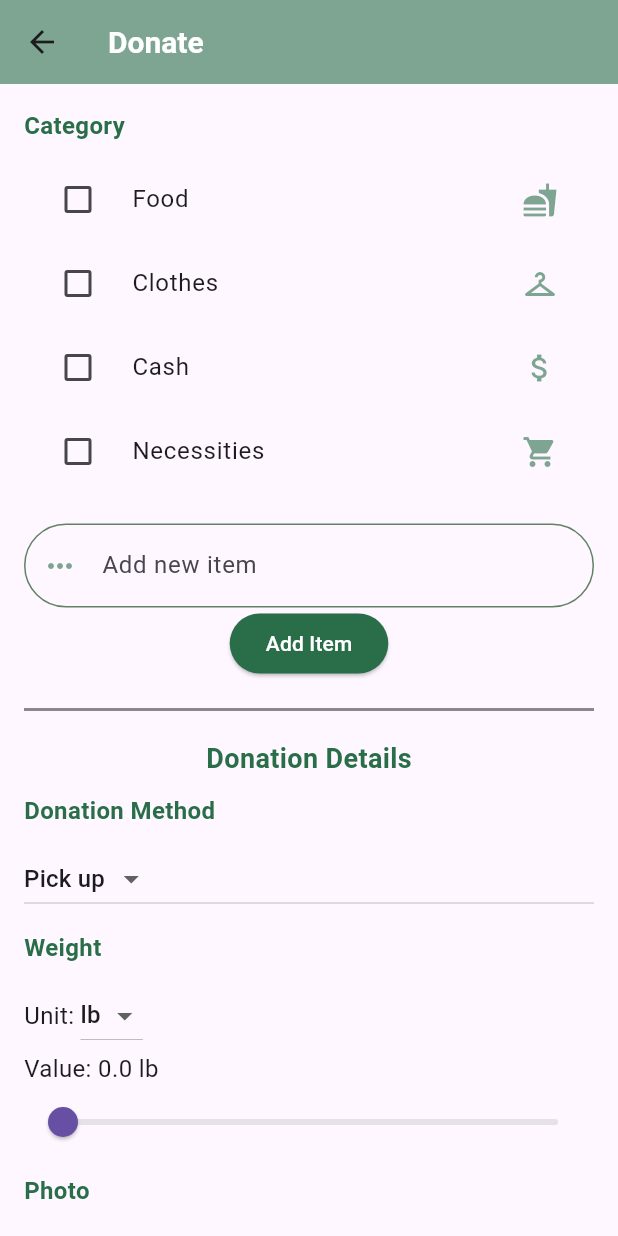
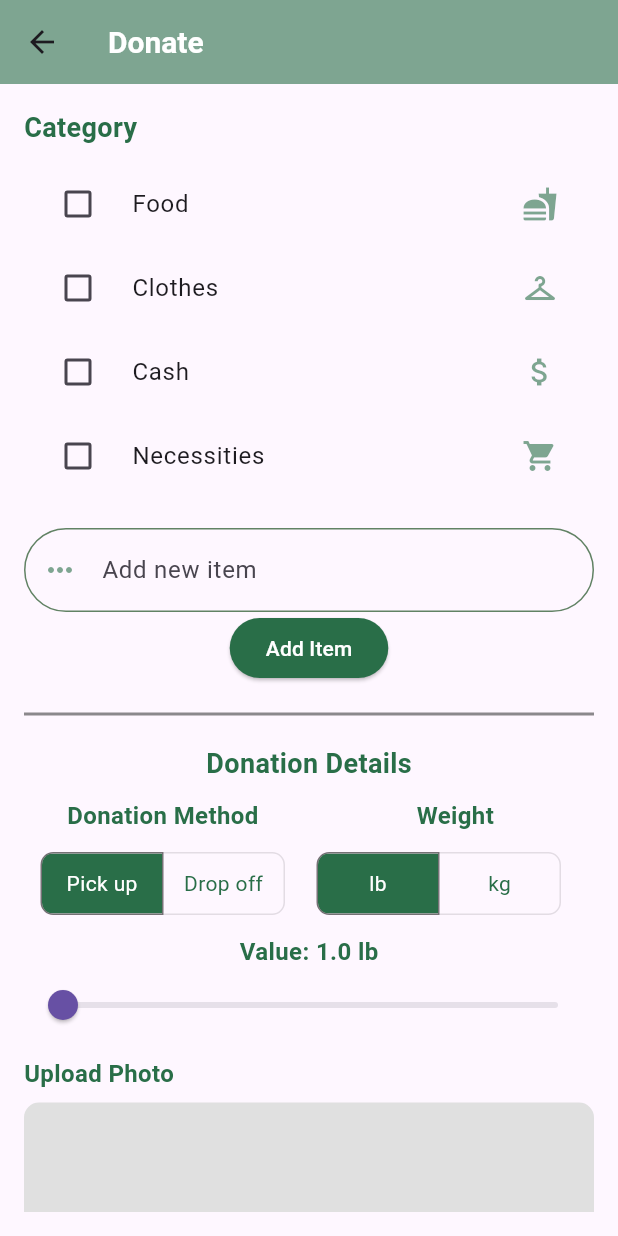
Before and after one commit to ICS-CMSC-23/project-Vivekjeet, a Flutter app: the DonorDonate screen opened by its route, on a phone screen of 412 x 824 dp. Run offline on Flutter 3.47's test engine with Material 3 defaults, Android fonts, the phone set to English and light mode, and no system bars; our stand-ins replace cloud_firestore, email_validator, firebase_auth, firebase_core, firebase_storage, google_nav_bar and 5 more; accounts and stored records are empty.

Commit message:
fix: fixed merge conflicts in donate page

```diff
--- a/project/lib/screens/donor/donor_donate.dart
+++ b/project/lib/screens/donor/donor_donate.dart
@@ -13,7 +13,7 @@ import 'package:project/providers/donation_provider.dart';
 import 'package:provider/provider.dart';
 import 'package:project/models/donation_model.dart';
 import 'package:project/models/user_model.dart';
-// import 'package:qr_flutter/qr_flutter.dart';
+import 'package:qr_flutter/qr_flutter.dart';
 
 class Constants {
   // Primary color
@@ -31,6 +31,8 @@ class DonorDonate extends StatefulWidget {
 
 class _DonorDonateState extends State<DonorDonate> {
   final _formKey = GlobalKey<FormState>();
+
+  final DocumentReference _currentDonorId = FirebaseFirestore.instance.doc('users/${FirebaseAuth.instance.currentUser!.uid}');
 
   final Map<String, Icon> _categoryIcons = {
     'Food': Icon(Icons.fastfood, color: Constants.iconColor),
@@ -56,6 +58,11 @@ class _DonorDonateState extends State<DonorDonate> {
   TextEditingController _contactController = TextEditingController();
 
   List<TextEditingController> _addressControllers = [];
+
+  String _qrCodeData = "";
+  String? donationId;
+  bool showQr = false;
+  List<String> temp = [];
 
   @override
   void initState() {
@@ -119,7 +126,7 @@ class _DonorDonateState extends State<DonorDonate> {
               Text(
                 'Category',
                 style: TextStyle(
-                    fontSize: 16,
+                    fontSize: 18,
                     fontWeight: FontWeight.bold,
                     color: Constants.primaryColor),
               ),
@@ -147,6 +154,11 @@ class _DonorDonateState extends State<DonorDonate> {
                 ),
               ),
               SizedBox(height: 10),
+              Row(
+                children: [
+                  Expanded(
+                      child: Column(
+                    children: [
                       Text(
                         'Donation Method',
                         style: TextStyle(
@@ -156,7 +168,12 @@ class _DonorDonateState extends State<DonorDonate> {
                       ),
                       SizedBox(height: 10),
                       _buildDonationMethod(),
-              SizedBox(height: 10),
+                    ],
+                  )),
+                  SizedBox(width: 10),
+                  Expanded(
+                    child: Column(
+                      children: [
                         Text(
                           'Weight',
                           style: TextStyle(
@@ -166,6 +183,12 @@ class _DonorDonateState extends State<DonorDonate> {
                         ),
                         SizedBox(height: 10),
                         _buildWeightUnit(),
+                      ],
+                    ),
+                  ),
+                ],
+              ),
+              SizedBox(height: 10),
               _buildWeightField(),
               SizedBox(height: 10),
               _buildPhotoField(),
@@ -180,15 +203,32 @@ class _DonorDonateState extends State<DonorDonate> {
                     color: Constants.primaryColor),
               ),
               SizedBox(height: 10),
-              _buildDatePicker(context),
-              _buildTimePicker(context),
-              Divider(
-                color: Constants.blackColor.withOpacity(
-                    0.45), // Change the color to your desired divider color
-                thickness: 2.0, // Adjust the thickness of the divider
-                height:
-                    20.0, // Adjust the height between the text and the divider
+               Row(
+                children: [
+                  Expanded(
+                      child: Container(
+                    decoration: BoxDecoration(
+                      border: Border.all(
+                        color: Constants.iconColor,
                       ),
+                      borderRadius: BorderRadius.circular(50),
+                    ),
+                    child: _buildDatePicker(context),
+                  )),
+                  SizedBox(width: 5),
+                  Expanded(
+                      child: Container(
+                    decoration: BoxDecoration(
+                      border: Border.all(
+                        color: Constants.iconColor,
+                      ),
+                      borderRadius: BorderRadius.circular(50),
+                    ),
+                    child: _buildTimePicker(context),
+                  )),
+                ], // Adjust the height between the text and the divider
+              ),
+              SizedBox(height: 10),
               Visibility(
                 child: Column(
                     crossAxisAlignment: CrossAxisAlignment.start, // Ensures left alignment
@@ -228,6 +268,30 @@ class _DonorDonateState extends State<DonorDonate> {
                 visible: _isPickup
               ),
               SizedBox(height: 30),
+               SizedBox(height: 10), // Adjust as needed
+              Visibility(
+                  child: Column(children: [
+                    Divider(
+                      color: Constants.blackColor.withOpacity(
+                          0.45), // Change the color to your desired divider color
+                      thickness: 2.0, // Adjust the thickness of the divider
+                      height:
+                          20.0, // Adjust the height between the text and the divider
+                    ),
+                    SizedBox(height: 10),
+                    Text(
+                      'QR Code',
+                      style: TextStyle(
+                          fontSize: 16,
+                          fontWeight: FontWeight.bold,
+                          color: Constants.primaryColor),
+                    ),
+                    SizedBox(height: 10),
+                    SizedBox(height: 20),
+                    _buildQRCodeGenerator(context),
+                    SizedBox(height: 30),
+                  ]),
+                  visible: showQr),
               _buildDonateButton(context),
             ],
           ),
@@ -310,32 +374,40 @@ class _DonorDonateState extends State<DonorDonate> {
   //     ),
 
   Widget _buildDonationMethod() {
-    return DropdownButton<String>(
-      value: _donationMethod,
-      onChanged: (String? newValue) {
+    return ToggleButtons(
+      borderRadius: const BorderRadius.all(Radius.circular(8)),
+      selectedBorderColor: Constants.blackColor,
+      selectedColor: Colors.white,
+      fillColor: Constants.primaryColor,
+      color: Constants.primaryColor,
+      constraints: const BoxConstraints(
+        minHeight: 40.0,
+        minWidth: 80.0,
+      ),
+      isSelected: [_donationMethod == 'Pick up', _donationMethod == 'Drop off'],
+      onPressed: (int index) {
         setState(() {
-          _donationMethod = newValue!;
+          _donationMethod = index == 0 ? 'Pick up' : 'Drop off';
           if (_donationMethod == 'Pick up') {
             _isPickup = true;
+            showQr = false;
           } else {
             _isPickup = false;
           }
         });
       },
-      items: <String>['Pick up', 'Drop off'].map((String value) {
-        return DropdownMenuItem<String>(
-          value: value,
-          child: Text(value),
-        );
-      }).toList(),
+      children: const <Widget>[
+        Text('Pick up'),
+        Text('Drop off'),
+      ],
     );
   }
 
   Widget _buildDatePicker(BuildContext context) {
     return ListTile(
-      leading: Text('Date'),
-      title: Text('${DateFormat('yyyy-MM-dd').format(_selectedDate)}'),
-      trailing: Icon(Icons.calendar_today),
+      leading: Icon(Icons.calendar_today, color: Constants.iconColor),
+      title: Text('${DateFormat('yyyy-MM-dd').format(_selectedDate)}',
+      style: TextStyle(fontSize: 16, fontWeight: FontWeight.bold)),
       onTap: () async {
         DateTime? picked = await showDatePicker(
           context: context,
@@ -354,9 +426,9 @@ class _DonorDonateState extends State<DonorDonate> {
 
   Widget _buildTimePicker(BuildContext context) {
     return ListTile(
-      leading: Text('Time'),
-      title: Text('${_selectedTime.format(context)}'),
-      trailing: Icon(Icons.access_time),
+      leading: Icon(Icons.access_time, color: Constants.iconColor),
+      title: Text('${_selectedTime.format(context)}',
+      style: TextStyle(fontSize: 16, fontWeight: FontWeight.bold)),
       onTap: () async {
         TimeOfDay? picked = await showTimePicker(
           context: context,
@@ -374,35 +446,40 @@ class _DonorDonateState extends State<DonorDonate> {
   Widget _buildWeightUnit() {
     return Row(
       children: [
-        Text('Unit: ',
-              style: TextStyle(fontSize: 16),),
-        DropdownButton<String>(
-          value: _weightUnit,
-          items: ['lb', 'kg'].map((String value) {
-            return DropdownMenuItem<String>(
-              value: value,
-              child: Text(value),
-            );
-          }).toList(),
-          onChanged: (String? newValue) {
+        ToggleButtons(
+          borderRadius: const BorderRadius.all(Radius.circular(8)),
+          selectedBorderColor: Constants.blackColor,
+          selectedColor: Colors.white,
+          fillColor: Constants.primaryColor,
+          color: Constants.primaryColor,
+          constraints: const BoxConstraints(
+            minHeight: 40.0,
+            minWidth: 80.0,
+          ),
+          isSelected: [_weightUnit == 'lb', _weightUnit == 'kg'],
+          onPressed: (int index) {
             setState(() {
-              _weightUnit = newValue!;
+             _weightUnit = index == 0 ? 'lb' : 'kg';
             });
           },
+          children: const <Widget>[
+            Text('lb'),
+            Text('kg'),
+          ],
         ),
       ],
     );
   }
 
-  double _weightValue = 0.0;
+  double _weightValue = 1.0;
 
   Widget _buildWeightField() {
     return Column(
-    crossAxisAlignment: CrossAxisAlignment.start,
+      crossAxisAlignment: CrossAxisAlignment.center,
       children: [
         Text(
           'Value: ${_weightValue.toStringAsFixed(1)} $_weightUnit',
-        style: TextStyle(fontSize: 16),
+          style: TextStyle(fontSize: 16, fontWeight: FontWeight.bold, color: Constants.primaryColor),
         ),
         Slider(
           value: _weightValue,
@@ -411,7 +488,7 @@ class _DonorDonateState extends State<DonorDonate> {
               _weightValue = newValue;
             });
           },
-        min: 0.0,
+          min: 1.0,
           max: 100.0,
           divisions: 100,
           label: '${_weightValue.toStringAsFixed(1)} $_weightUnit',
@@ -447,23 +524,31 @@ class _DonorDonateState extends State<DonorDonate> {
         Padding(
           padding: const EdgeInsets.only(bottom: 8.0),
           child: Text(
-          'Photo',
-          style: TextStyle(fontSize: 16, fontWeight: FontWeight.bold, color: Constants.primaryColor),
+            'Upload Photo',
+            style: TextStyle(
+                fontSize: 16,
+                fontWeight: FontWeight.bold,
+                color: Constants.primaryColor),
           ),
         ),
         _photo != null
             ? Image.file(_photo!)
             : Container(
+                decoration: BoxDecoration(
+                  borderRadius: BorderRadius.circular(10),
+                  color: Colors.grey[300],
+                ),
                 height: 200,
                 width: double.infinity,
-              color: Colors.grey[300],
                 child: Icon(Icons.camera_alt, color: Colors.white70, size: 50),
               ),
+        SizedBox(height: 10),
         Center(
           child: ElevatedButton(
             onPressed: _pickImageFromCamera,
             child: Text('Take Photo', style: TextStyle(color: Colors.white)),
-          style: ElevatedButton.styleFrom(backgroundColor: Constants.primaryColor),
+            style: ElevatedButton.styleFrom(
+                backgroundColor: Constants.primaryColor),
           ),
         ),
         SizedBox(height: 20),
@@ -537,13 +622,46 @@ class _DonorDonateState extends State<DonorDonate> {
     );
   }
 
+  Widget _buildQRCodeGenerator(BuildContext context) {
+    return Column(children: [
+      Text("Present this QR Code to the organization for donation."),
+      ListTile(
+        title: _qrCodeData.isEmpty
+            ? Text('No QR Code generated')
+            : Column(
+                children: [
+                  QrImageView(
+                    data: _qrCodeData,
+                    version: QrVersions.auto,
+                    size: 300.0,
+                  ),
+                  Text(_qrCodeData), // Display the QR code data as text
+                ],
+              ),
+      ),
+    ]);
+  }
+
   Widget _buildDonateButton(BuildContext context) {
   return Center(
     child: ElevatedButton(
-          onPressed: () {
-            final UserModel selectedOrganization = ModalRoute.of(context)!.settings.arguments as UserModel;
-            DocumentReference donorRef = FirebaseFirestore.instance.collection('users').doc(FirebaseAuth.instance.currentUser?.uid);
-            DocumentReference orgRef = FirebaseFirestore.instance.collection('users').doc(selectedOrganization.id);
+      onPressed: () async {
+        // Ensure that the selected organization is passed as an argument
+        final UserModel? selectedOrganization =
+            ModalRoute.of(context)?.settings.arguments as UserModel?;
+
+        if (selectedOrganization == null) {
+          ScaffoldMessenger.of(context).showSnackBar(
+              SnackBar(content: Text('No organization selected')));
+          return;
+        }
+
+        DocumentReference donorRef = FirebaseFirestore.instance
+            .collection('users')
+            .doc(FirebaseAuth.instance.currentUser?.uid);
+        DocumentReference orgRef = FirebaseFirestore.instance
+            .collection('users')
+            .doc(selectedOrganization.id);
 
         List<String> addresses = _addressControllers.map((controller) => controller.text.trim()).toList();
 
@@ -555,6 +673,24 @@ class _DonorDonateState extends State<DonorDonate> {
 
           List<File> photos = _photo != null ? [File(_photo!.path)] : [];
 
+          if (selectedCategories.isEmpty) {
+            ScaffoldMessenger.of(context).showSnackBar(
+                SnackBar(content: Text('Please select at least one category')));
+            return;
+          }
+
+          if (_weightValue == null || _weightValue <= 0) {
+            ScaffoldMessenger.of(context).showSnackBar(
+                SnackBar(content: Text('Please enter a valid weight value')));
+            return;
+          }
+
+          if (_selectedDate == null) {
+            ScaffoldMessenger.of(context).showSnackBar(
+                SnackBar(content: Text('Please select a schedule date')));
+            return;
+          }
+
           DonationModel newDonation = DonationModel(
             donor: donorRef,
             organization: orgRef,
@@ -564,17 +700,34 @@ class _DonorDonateState extends State<DonorDonate> {
             isPickup: _isPickup,
             schedule: _selectedDate,
             status: 'Pending',
-                qrCode: 'Sample QR Code',
+            qrCode: ' ',
             photos: photos.isNotEmpty ? photos.map((file) => file.path).toList() : null,
             addresses: addresses.isNotEmpty ? addresses : null,
             contactNumber: _contactController.text.isNotEmpty ? _contactController.text : null,
-                donationDrive: null
+            donationDrive: null,
+            proofs: temp,
           );
 
-              Provider.of<DonationsProvider>(context, listen: false).addDonation(newDonation, photos);
+          try {
+            String donationId = await Provider.of<DonationsProvider>(context, listen: false)
+                .addDonation(newDonation, photos);
 
-              ScaffoldMessenger.of(context)
-                .showSnackBar(SnackBar(content: Text('Donation Successful')));
+            setState(() {
+              _qrCodeData = donationId;
+              if (!_isPickup) {
+                showQr = true;
+              }
+            });
+
+            ScaffoldMessenger.of(context).showSnackBar(
+                SnackBar(content: Text('Donation Successful')));
+          } catch (e) {
+            ScaffoldMessenger.of(context).showSnackBar(
+                SnackBar(content: Text('Failed to add donation: $e')));
+          }
+        } else {
+          ScaffoldMessenger.of(context).showSnackBar(
+              SnackBar(content: Text('Please complete the form')));
         }
       },
       child: Text('Donate', style: TextStyle(color: Colors.white)),
```
Lines whose indentation alone changed are shown as unchanged.
